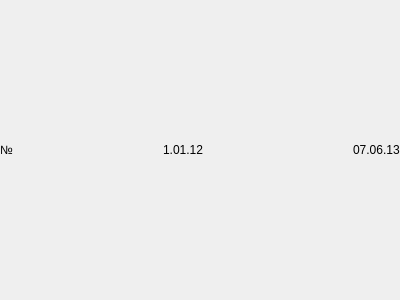
Before: the Qt Designer form src/widget/rentwidget.ui in Arox/makler, drawn with Qt 5.
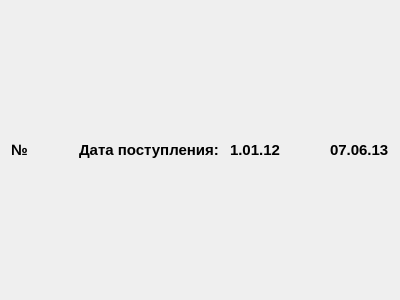
After: the same form once the commit is applied.

Diff of the .ui file:
```diff
--- a/src/widget/rentwidget.ui
+++ b/src/widget/rentwidget.ui
@@ -14,15 +14,19 @@
    <string>Form</string>
   </property>
   <layout class="QGridLayout" name="gridLayout">
-   <property name="margin">
-    <number>0</number>
-   </property>
    <item row="0" column="0">
-    <layout class="QVBoxLayout" name="mainLayout">
+    <layout class="QVBoxLayout" name="mainLayout_2">
      <item>
       <layout class="QHBoxLayout" name="horizontalLayout">
        <item>
         <widget class="QLabel" name="mpNumber">
+         <property name="font">
+          <font>
+           <pointsize>11</pointsize>
+           <weight>75</weight>
+           <bold>true</bold>
+          </font>
+         </property>
          <property name="text">
           <string>№</string>
          </property>
@@ -41,8 +45,29 @@
          </property>
         </spacer>
        </item>
+       <item>
+        <widget class="QLabel" name="label">
+         <property name="font">
+          <font>
+           <pointsize>11</pointsize>
+           <weight>75</weight>
+           <bold>true</bold>
+          </font>
+         </property>
+         <property name="text">
+          <string>Дата поступления: </string>
+         </property>
+        </widget>
+       </item>
        <item>
         <widget class="QLabel" name="mpDateCreate">
+         <property name="font">
+          <font>
+           <pointsize>11</pointsize>
+           <weight>75</weight>
+           <bold>true</bold>
+          </font>
+         </property>
          <property name="text">
           <string>1.01.12</string>
          </property>
@@ -63,6 +88,13 @@
        </item>
        <item>
         <widget class="QLabel" name="mpDateRead">
+         <property name="font">
+          <font>
+           <pointsize>11</pointsize>
+           <weight>75</weight>
+           <bold>true</bold>
+          </font>
+         </property>
          <property name="text">
           <string>07.06.13</string>
          </property>
@@ -70,6 +102,13 @@
        </item>
       </layout>
      </item>
+     <item>
+      <layout class="QHBoxLayout" name="centerLayout">
+       <item>
+        <layout class="QVBoxLayout" name="mainLayout"/>
+       </item>
+      </layout>
+     </item>
     </layout>
    </item>
   </layout>
```
